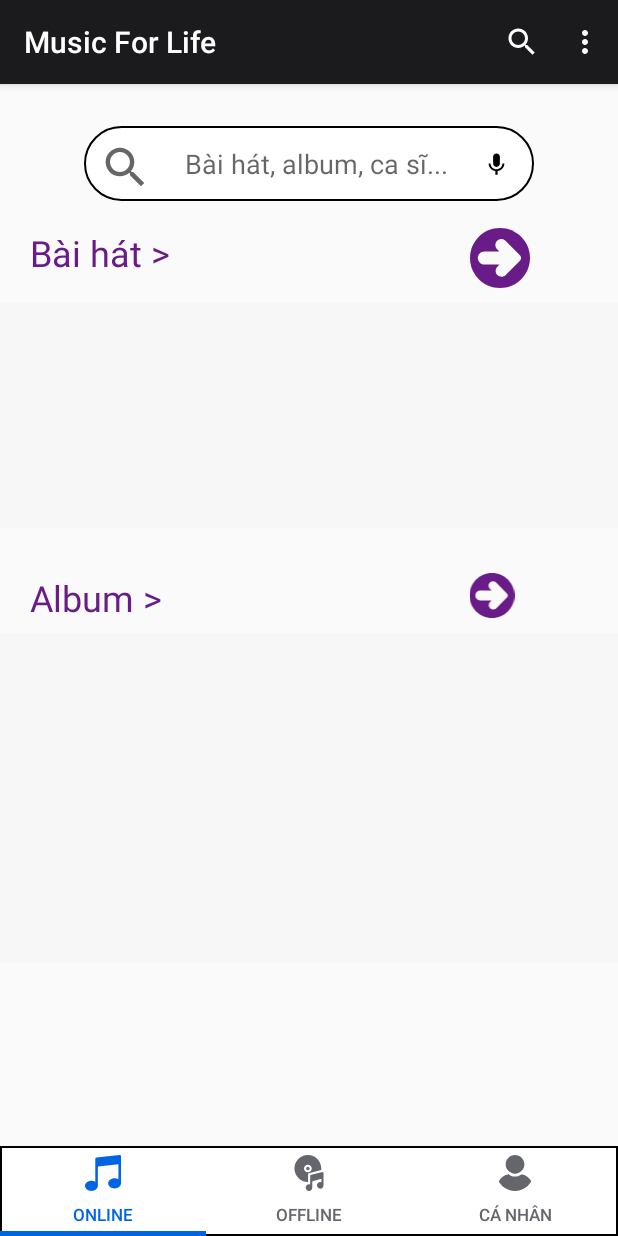
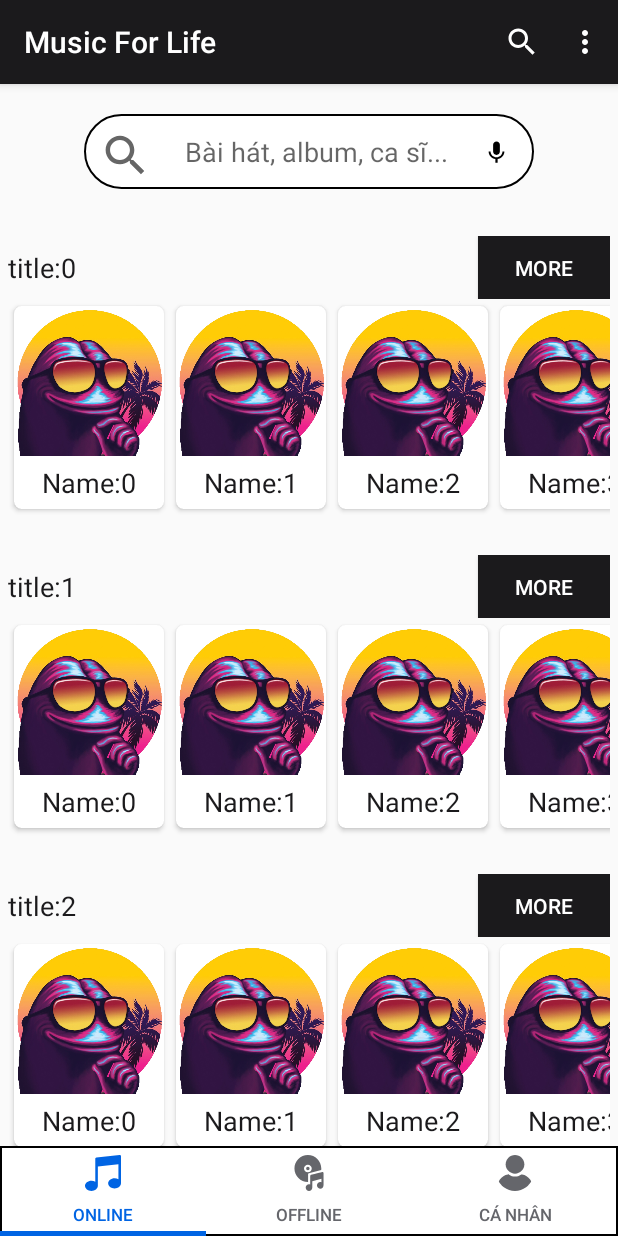
Before and after one commit to vuthaouet/music-for-life, an Android app: the screen it shows after launch once a user with an empty profile is signed in (MainActivity), on a phone screen of 412 x 824 dp. Run offline under Robolectric (Android 15) with nearby library versions, the phone set to English and light mode, and no system bars; our stand-ins replace Firebase (no records; nobody signed in at launch, a user with empty details on screens opened directly).

Commit message:
add online fragment

```diff
--- /dev/null
+++ b/app/src/main/java/com/example/musicplayerapp/Adapter/HorizontalRecycleViewAdapter.java
@@ -0,0 +1,65 @@
+package com.example.musicplayerapp.Adapter;
+
+import android.content.Context;
+import android.view.LayoutInflater;
+import android.view.View;
+import android.view.ViewGroup;
+import android.widget.ImageView;
+import android.widget.TextView;
+import android.widget.Toast;
+
+import androidx.annotation.NonNull;
+import androidx.recyclerview.widget.RecyclerView;
+
+import com.example.musicplayerapp.Entity.HorizontalModel;
+import com.example.musicplayerapp.R;
+
+import java.util.ArrayList;
+
+public class HorizontalRecycleViewAdapter extends RecyclerView.Adapter<HorizontalRecycleViewAdapter.HorizontalRVHolder> {
+
+    Context context;
+    ArrayList<HorizontalModel> arrayList;
+
+    public HorizontalRecycleViewAdapter(Context context, ArrayList<HorizontalModel> arrayList) {
+        this.context = context;
+        this.arrayList = arrayList;
+    }
+
+    @NonNull
+    @Override
+    public HorizontalRVHolder onCreateViewHolder(@NonNull ViewGroup parent, int viewType) {
+        View view = LayoutInflater.from(parent.getContext()).inflate(R.layout.item_horizontal, parent, false);
+        return new HorizontalRVHolder(view);
+    }
+
+    @Override
+    public void onBindViewHolder(@NonNull HorizontalRVHolder holder, int position) {
+        final HorizontalModel horizontalModel = arrayList.get(position);
+        holder.title.setText(horizontalModel.getName());
+        holder.itemView.setOnClickListener(new View.OnClickListener() {
+            @Override
+            public void onClick(View v) {
+                Toast.makeText(context,horizontalModel.getName(),Toast.LENGTH_SHORT).show();
+            }
+        });
+    }
+
+    @Override
+    public int getItemCount() {
+        return arrayList.size();
+    }
+
+    public class HorizontalRVHolder extends RecyclerView.ViewHolder {
+
+        TextView title;
+        ImageView imageView;
+
+        public HorizontalRVHolder(@NonNull View itemView) {
+            super(itemView);
+            title = itemView.findViewById(R.id.titleHorizontal);
+            imageView = itemView.findViewById(R.id.img);
+        }
+    }
+
+}
--- /dev/null
+++ b/app/src/main/java/com/example/musicplayerapp/Adapter/VerticalRecycleViewAdapter.java
@@ -0,0 +1,75 @@
+package com.example.musicplayerapp.Adapter;
+
+import android.content.Context;
+import android.view.LayoutInflater;
+import android.view.View;
+import android.view.ViewGroup;
+import android.widget.Button;
+import android.widget.TextView;
+import android.widget.Toast;
+
+import androidx.annotation.NonNull;
+import androidx.recyclerview.widget.LinearLayoutManager;
+import androidx.recyclerview.widget.RecyclerView;
+
+import com.example.musicplayerapp.Entity.HorizontalModel;
+import com.example.musicplayerapp.Entity.VerticalModel;
+import com.example.musicplayerapp.R;
+
+import java.util.ArrayList;
+
+public class VerticalRecycleViewAdapter extends RecyclerView.Adapter<VerticalRecycleViewAdapter.VerticalRVHolder> {
+    Context context;
+    ArrayList<VerticalModel> arrayList;
+
+    public VerticalRecycleViewAdapter(Context context, ArrayList<VerticalModel> arrayList) {
+        this.context = context;
+        this.arrayList = arrayList;
+    }
+
+    @NonNull
+    @Override
+    public VerticalRVHolder onCreateViewHolder(@NonNull ViewGroup parent, int viewType) {
+        View view = LayoutInflater.from(parent.getContext()).inflate(R.layout.item_vertical,parent,false);
+        return new VerticalRVHolder(view);
+    }
+
+    @Override
+    public void onBindViewHolder(@NonNull VerticalRVHolder holder, int position) {
+        final VerticalModel verticalModel = arrayList.get(position);
+        String title = verticalModel.getTitle();
+        ArrayList<HorizontalModel> singleItem = verticalModel.getArrayList();
+
+        holder.textView.setText(title);
+        HorizontalRecycleViewAdapter horizontalRecycleViewAdapter = new HorizontalRecycleViewAdapter(context,singleItem);
+        holder.recyclerView.setHasFixedSize(true);
+        holder.recyclerView.setLayoutManager(new LinearLayoutManager(context, LinearLayoutManager.HORIZONTAL,false));
+        holder.recyclerView.setAdapter(horizontalRecycleViewAdapter);
+        holder.btnMore.setOnClickListener(new View.OnClickListener() {
+            @Override
+            public void onClick(View v) {
+                Toast.makeText(context,verticalModel.getTitle(),Toast.LENGTH_SHORT).show();
+            }
+        });
+
+    }
+
+    @Override
+    public int getItemCount() {
+        return arrayList.size();
+    }
+
+    public class VerticalRVHolder extends RecyclerView.ViewHolder {
+
+        RecyclerView recyclerView;
+        TextView textView;
+        Button btnMore;
+
+        public VerticalRVHolder(@NonNull View itemView) {
+            super(itemView);
+            recyclerView = itemView.findViewById(R.id.recyclerView1);
+            textView = itemView.findViewById(R.id.title1);
+            btnMore = itemView.findViewById(R.id.btn);
+        }
+    }
+}
--- /dev/null
+++ b/app/src/main/java/com/example/musicplayerapp/Entity/HorizontalModel.java
@@ -0,0 +1,21 @@
+package com.example.musicplayerapp.Entity;
+
+public class HorizontalModel {
+    String name, description;
+
+    public String getName() {
+        return name;
+    }
+
+    public void setName(String name) {
+        this.name = name;
+    }
+
+    public String getDescription() {
+        return description;
+    }
+
+    public void setDescription(String description) {
+        this.description = description;
+    }
+}
--- /dev/null
+++ b/app/src/main/java/com/example/musicplayerapp/Entity/VerticalModel.java
@@ -0,0 +1,24 @@
+package com.example.musicplayerapp.Entity;
+
+import java.util.ArrayList;
+
+public class VerticalModel {
+    String title;
+    ArrayList<HorizontalModel> arrayList;
+
+    public String getTitle() {
+        return title;
+    }
+
+    public void setTitle(String title) {
+        this.title = title;
+    }
+
+    public ArrayList<HorizontalModel> getArrayList() {
+        return arrayList;
+    }
+
+    public void setArrayList(ArrayList<HorizontalModel> arrayList) {
+        this.arrayList = arrayList;
+    }
+}
--- a/app/src/main/java/com/example/musicplayerapp/Fragment/OfflineFragment.java
+++ b/app/src/main/java/com/example/musicplayerapp/Fragment/OfflineFragment.java
@@ -62,13 +62,13 @@ public class OfflineFragment extends Fragment {
                              Bundle savedInstanceState) {
         // Inflate the layout for this fragment
         View view = inflater.inflate(R.layout.fragment_offline, container, false);
-        recyclerView = view.findViewById(R.id.recyclerView);
-        recyclerView.setHasFixedSize(true);
-        if (!(musicFiles.size() < 1)) {
-            albumAdapter = new AlbumAdapter(getContext(), allNameAlbum);
-            recyclerView.setAdapter(albumAdapter);
-            recyclerView.setLayoutManager(new GridLayoutManager(getContext(), 2));
-        }
+//        recyclerView = view.findViewById(R.id.recyclerView);
+//        recyclerView.setHasFixedSize(true);
+//        if (!(musicFiles.size() < 1)) {
+//            albumAdapter = new AlbumAdapter(getContext(), allNameAlbum);
+//            recyclerView.setAdapter(albumAdapter);
+//            recyclerView.setLayoutManager(new GridLayoutManager(getContext(), 2));
+//        }
         return view;
     }
 }
--- a/app/src/main/java/com/example/musicplayerapp/Fragment/OnlineFragment.java
+++ b/app/src/main/java/com/example/musicplayerapp/Fragment/OnlineFragment.java
@@ -12,8 +12,13 @@ import androidx.recyclerview.widget.RecyclerView;
 
 import com.example.musicplayerapp.Adapter.AlbumAdapter;
 import com.example.musicplayerapp.Adapter.MusicAdapter;
+import com.example.musicplayerapp.Adapter.VerticalRecycleViewAdapter;
+import com.example.musicplayerapp.Entity.HorizontalModel;
+import com.example.musicplayerapp.Entity.VerticalModel;
 import com.example.musicplayerapp.R;
 
+
+import java.util.ArrayList;
 
 import static com.example.musicplayerapp.MainActivity.allNameAlbum;
 import static com.example.musicplayerapp.MainActivity.musicFiles;
@@ -27,6 +32,10 @@ public class OnlineFragment extends Fragment {
     RecyclerView recyclerViewSong;
     static MusicAdapter musicAdapter;
     AlbumAdapter albumAdapter;
+
+    VerticalRecycleViewAdapter adapter;
+    ArrayList<VerticalModel> arrayList = new ArrayList<>();
+
     // TODO: Rename and change types of parameters
     private String mParam1;
     private String mParam2;
@@ -56,10 +65,9 @@ public class OnlineFragment extends Fragment {
     @Override
     public void onCreate(Bundle savedInstanceState) {
         super.onCreate(savedInstanceState);
-        if (getArguments() != null) {
-            mParam1 = getArguments().getString(ARG_PARAM1);
-            mParam2 = getArguments().getString(ARG_PARAM2);
-        }
+
+
+        setData();
     }
 
     @Override
@@ -67,21 +75,34 @@ public class OnlineFragment extends Fragment {
                              Bundle savedInstanceState) {
         // Inflate the layout for this fragment
         View view = inflater.inflate(R.layout.fragment_online, container, false);
-        recyclerViewAlbum = view.findViewById(R.id.recyclerViewAlbum);
+        recyclerViewAlbum = view.findViewById(R.id.recyclerView);
         recyclerViewAlbum.setHasFixedSize(true);
-        if (!(musicFiles.size() < 1)) {
-            albumAdapter = new AlbumAdapter(getContext(), allNameAlbum);
-            recyclerViewAlbum.setAdapter(albumAdapter);
-            recyclerViewAlbum.setLayoutManager( new LinearLayoutManager(getContext(), LinearLayoutManager.HORIZONTAL, false));
-        }
-        recyclerViewSong = view.findViewById(R.id.recyclerViewSong);
-        recyclerViewSong.setHasFixedSize(true);
 
-        if (!(musicFiles.size() < 1)) {
-            musicAdapter = new MusicAdapter(getContext(), musicFiles);
-            recyclerViewSong.setAdapter(musicAdapter);
-            recyclerViewSong.setLayoutManager(new LinearLayoutManager(getContext(), RecyclerView.VERTICAL, false));
-        }
+        recyclerViewAlbum.setLayoutManager(new LinearLayoutManager(getContext(), LinearLayoutManager.VERTICAL, false));
+
+        adapter = new VerticalRecycleViewAdapter(getContext(), arrayList);
+
+        recyclerViewAlbum.setAdapter(adapter);
+
+
         return view;
     }
+
+    private void setData() {
+
+        for (int i = 0; i < 5; i++) {
+            VerticalModel verticalModel = new VerticalModel();
+            verticalModel.setTitle("title:" + i);
+            ArrayList<HorizontalModel> arrayListHorizontal = new ArrayList<>();
+            for (int j=0; j<5; j++){
+                HorizontalModel horizontalModel = new HorizontalModel();
+                horizontalModel.setDescription("bucac" + j);
+                horizontalModel.setName("Name:" + j);
+                arrayListHorizontal.add(horizontalModel);
+            }
+
+            verticalModel.setArrayList(arrayListHorizontal);
+            arrayList.add(verticalModel);
+        }
+    }
 }
--- a/app/src/main/res/layout/fragment_offline.xml
+++ b/app/src/main/res/layout/fragment_offline.xml
@@ -78,12 +78,6 @@
 
     </LinearLayout>
 
-    <androidx.viewpager.widget.ViewPager
-        android:id="@+id/view_page"
-        android:layout_width="match_parent"
-        android:layout_height="wrap_content">
-
-    </androidx.viewpager.widget.ViewPager>
 
 
 </LinearLayout>
--- a/app/src/main/res/layout/fragment_online.xml
+++ b/app/src/main/res/layout/fragment_online.xml
@@ -1,101 +1,16 @@
 <?xml version="1.0" encoding="utf-8"?>
-<LinearLayout xmlns:android="http://schemas.android.com/apk/res/android"
-    xmlns:app="http://schemas.android.com/apk/res-auto"
-    xmlns:tools="http://schemas.android.com/tools"
+<RelativeLayout xmlns:android="http://schemas.android.com/apk/res/android"
     android:layout_width="match_parent"
     android:layout_height="match_parent"
     android:orientation="vertical">
 
-    <LinearLayout
+    <androidx.recyclerview.widget.RecyclerView
+        android:layout_marginTop="80dp"
         android:layout_width="match_parent"
-        android:layout_height="200dp"
-        android:layout_marginTop="80dp"
-        android:orientation="vertical">
-
-        <LinearLayout
-            android:layout_width="match_parent"
-            android:layout_height="40dp"
-            android:layout_weight="1"
-            android:orientation="horizontal">
-
-            <TextView
-                android:layout_width="wrap_content"
-                android:layout_height="wrap_content"
-                android:paddingStart="20dp"
-                android:text="Bài hát >"
-                android:textColor="#691c87"
-                android:textSize="24dp"
-                tools:layout_conversion_absoluteHeight="32dp"
-                tools:layout_conversion_absoluteWidth="161dp"
-                tools:layout_editor_absoluteX="0dp"
-                tools:layout_editor_absoluteY="82dp" />
-
-            <ImageView
-                android:layout_width="wrap_content"
-                android:layout_height="wrap_content"
-                android:layout_marginLeft="200dp"
-                android:src="@drawable/ic_right_arrow" />
-
-        </LinearLayout>
-
-        <androidx.recyclerview.widget.RecyclerView
-            android:id="@+id/recyclerViewSong"
-            android:layout_width="match_parent"
-            android:layout_height="150dp"
-            android:layout_alignParentBottom="true"
-            android:layout_marginTop="10dp"
-            android:background="#f7f7f7"
-            />
-
-    </LinearLayout>
+        android:layout_height="match_parent"
+        android:id="@+id/recyclerView"/>
 
 
-    <LinearLayout
-        android:id="@+id/app_bar_layout"
-        android:layout_width="match_parent"
-        android:layout_height="280dp"
-        android:layout_marginTop="30dp"
-        android:orientation="vertical"
-        android:paddingBottom="20dp">
 
-        <LinearLayout
-            android:layout_width="match_parent"
-            android:layout_height="40dp"
-            android:layout_weight="1"
-            android:orientation="horizontal">
 
-            <TextView
-                android:layout_width="wrap_content"
-                android:layout_height="wrap_content"
-                android:paddingStart="20dp"
-                android:text="Album >"
-                android:textColor="#691c87"
-                android:textSize="24dp"
-                tools:layout_conversion_absoluteHeight="32dp"
-                tools:layout_conversion_absoluteWidth="161dp"
-                tools:layout_editor_absoluteX="0dp"
-                tools:layout_editor_absoluteY="82dp" />
-
-            <ImageView
-                android:id="@+id/imageView"
-                android:layout_width="wrap_content"
-                android:layout_height="wrap_content"
-                android:layout_marginLeft="200dp"
-                android:src="@drawable/ic_right_arrow" />
-
-        </LinearLayout>
-
-        <androidx.recyclerview.widget.RecyclerView
-            android:id="@+id/recyclerViewAlbum"
-            android:layout_width="match_parent"
-            android:layout_height="220dp"
-            android:layout_alignParentBottom="true"
-            android:layout_marginTop="10dp"
-            android:background="#f7f7f7"
-            android:orientation="horizontal"
-            app:layoutManager="androidx.recyclerview.widget.LinearLayoutManager"
-            />
-
-    </LinearLayout>
-
-</LinearLayout>
+</RelativeLayout>
--- /dev/null
+++ b/app/src/main/res/layout/item_horizontal.xml
@@ -0,0 +1,36 @@
+<?xml version="1.0" encoding="utf-8"?>
+<androidx.cardview.widget.CardView xmlns:android="http://schemas.android.com/apk/res/android"
+    android:layout_width="wrap_content"
+    android:layout_height="wrap_content"
+    xmlns:app="http://schemas.android.com/apk/res-auto"
+    android:orientation="horizontal"
+    app:cardCornerRadius="5dp"
+    app:cardUseCompatPadding="true">
+
+    <LinearLayout
+        android:layout_width="match_parent"
+        android:layout_height="wrap_content"
+        android:orientation="vertical"
+        android:padding="0dp">
+
+        <ImageView
+            android:id="@+id/img"
+            android:layout_width="100dp"
+            android:layout_height="100dp"
+            android:layout_gravity="center_horizontal"
+            android:scaleType="fitCenter"
+            android:src="@drawable/logo_pepe"/>
+
+        <TextView
+            android:id="@+id/titleHorizontal"
+            android:layout_width="match_parent"
+            android:layout_height="wrap_content"
+            android:gravity="center"
+            android:padding="5dp"
+            android:text="pepe bu cac"
+            android:textColor="@color/colorPrimary"
+            android:textSize="18sp"/>
+
+    </LinearLayout>
+
+</androidx.cardview.widget.CardView>
--- /dev/null
+++ b/app/src/main/res/layout/item_vertical.xml
@@ -0,0 +1,43 @@
+<?xml version="1.0" encoding="utf-8"?>
+<LinearLayout
+    xmlns:android="http://schemas.android.com/apk/res/android"
+    android:orientation="vertical"
+    android:layout_width="match_parent"
+    android:layout_height="wrap_content"
+    android:padding="5dp">
+    <RelativeLayout
+        android:layout_width="match_parent"
+        android:layout_height="wrap_content">
+
+        <TextView
+            android:id="@+id/title1"
+            android:layout_toStartOf="@+id/btn"
+            android:layout_width="wrap_content"
+            android:layout_height="wrap_content"
+            android:layout_alignParentStart="true"
+            android:layout_centerVertical="true"
+            android:layout_gravity="center_vertical"
+            android:text="title"
+            android:textColor="@color/colorPrimary"
+            android:textSize="18sp"/>
+
+        <Button
+            android:id="@+id/btn"
+            android:layout_width="wrap_content"
+            android:layout_height="42dp"
+            android:layout_alignParentEnd="true"
+            android:layout_centerVertical="true"
+            android:text="MORE"
+            android:textColor="#fff"
+            android:background="@color/colorPrimary"/>
+
+    </RelativeLayout>
+
+    <androidx.recyclerview.widget.RecyclerView
+        android:id="@+id/recyclerView1"
+        android:layout_width="match_parent"
+        android:layout_height="160dp"
+        android:layout_gravity="center_vertical"
+        android:orientation="horizontal"/>
+
+</LinearLayout>
--- a/app/src/main/res/layout/toolbar.xml
+++ b/app/src/main/res/layout/toolbar.xml
@@ -10,8 +10,7 @@
         android:layout_width="match_parent"
         android:layout_height="match_parent"
         android:layout_alignParentTop="true"
-        tools:ignore="MissingConstraints"
-        android:layout_marginTop="15dp">
+        tools:ignore="MissingConstraints">
 
         <androidx.constraintlayout.widget.ConstraintLayout
             android:layout_width="300dp"
```
Also changed, not shown: app/src/main/java/com/example/musicplayerapp/MainActivity.java (+0 -11 lines).
